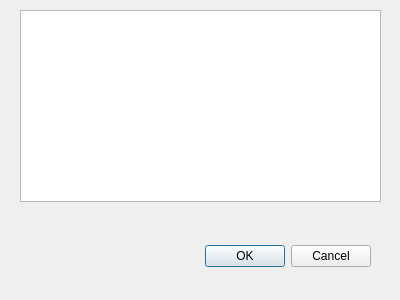
Old version of the form profileViewer_dialog_base.ui in the repository citizenfish/profileViewer.
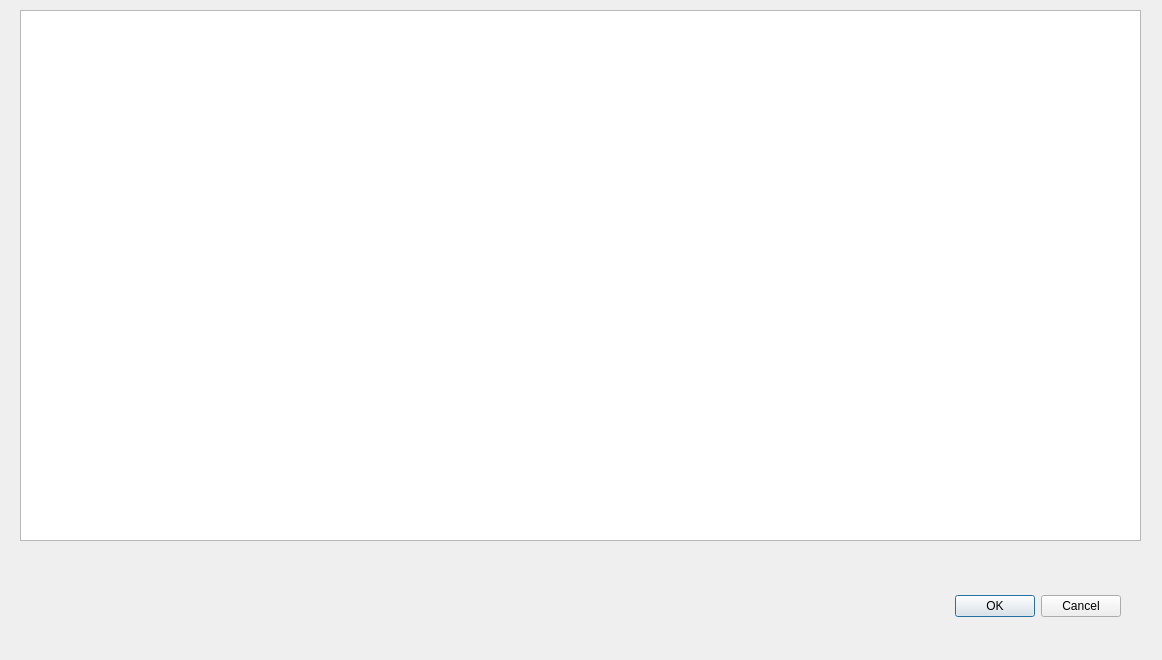
New version of the form.

Commit message: Fixed MapPlotLib point passing

Patch:
```diff
--- a/profileViewer_dialog_base.ui
+++ b/profileViewer_dialog_base.ui
@@ -6,8 +6,8 @@
    <rect>
     <x>0</x>
     <y>0</y>
-    <width>400</width>
-    <height>300</height>
+    <width>1162</width>
+    <height>660</height>
    </rect>
   </property>
   <property name="windowTitle">
@@ -16,8 +16,8 @@
   <widget class="QDialogButtonBox" name="button_box">
    <property name="geometry">
     <rect>
-     <x>30</x>
-     <y>240</y>
+     <x>780</x>
+     <y>590</y>
      <width>341</width>
      <height>32</height>
     </rect>
@@ -34,8 +34,8 @@
     <rect>
      <x>20</x>
      <y>10</y>
-     <width>361</width>
-     <height>192</height>
+     <width>1121</width>
+     <height>531</height>
     </rect>
    </property>
   </widget>
```
The commit also changes 2 other files.
